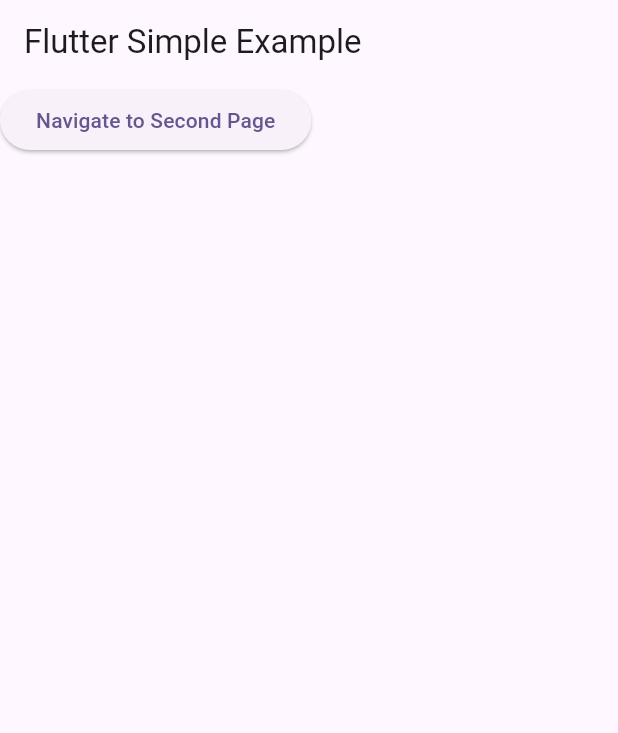
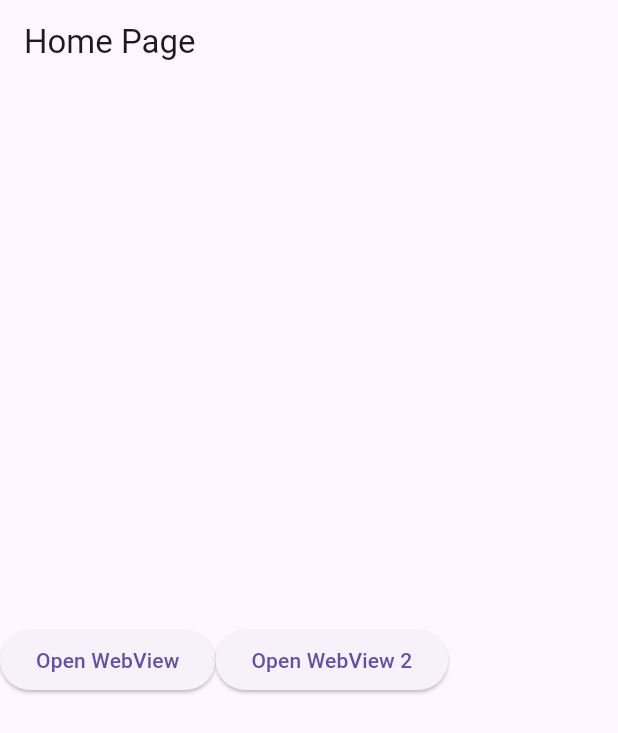
Before and after one commit to ETdan/msa, a Flutter app: the screen it shows after launch, on a phone screen of 412 x 824 dp. Shown: the top 733 px of the screen. Run offline on Flutter 3.47's test engine with Material 3 defaults, Android fonts, the phone set to English and light mode, and no system bars; our stand-ins replace webview_flutter.

Commit message:
working page need modification to work with differet url's

```diff
--- /dev/null
+++ b/lib/home_page.dart
@@ -0,0 +1,41 @@
+import 'package:flutter/material.dart';
+
+class HomePage extends StatelessWidget {
+  const HomePage({Key? key}) : super(key: key);
+
+  void _openWebView(BuildContext context, String initialUrl) {
+    Navigator.pushNamed(context, '/webview',
+        arguments: {'initialUrl': initialUrl});
+  }
+
+  @override
+  Widget build(BuildContext context) {
+    return Scaffold(
+      appBar: AppBar(title: const Text('Home Page')),
+      body: Center(
+        child: Row(
+          children: [
+            ElevatedButton(
+              onPressed: () {
+                Navigator.pushNamed(context, '/webview', arguments: {
+                  'initialUrl': "https://vidsrc.to/embed/movie/872585"
+                });
+                // _openWebView(context, "https://vidsrc.to/embed/movie/872585");
+              },
+              child: const Text('Open WebView'),
+            ),
+            ElevatedButton(
+              onPressed: () {
+                // _openWebView(context, "https://vidsrc.to/embed/movie/787699");
+                Navigator.pushNamed(context, '/webview2', arguments: {
+                  'initialUrl': "https://vidsrc.to/embed/movie/787699"
+                });
+              },
+              child: const Text('Open WebView 2'),
+            ),
+          ],
+        ),
+      ),
+    );
+  }
+}
--- a/lib/main.dart
+++ b/lib/main.dart
@@ -1,31 +1,28 @@
-import 'dart:math';
-
 import 'package:flutter/material.dart';
-import 'package:vid/web_view_page.dart';
+import 'package:vid/home_page.dart';
+import 'package:vid/movie_page.dart';
 
 void main() {
   runApp(const MyApp());
 }
 
 class MyApp extends StatelessWidget {
-  const MyApp({super.key});
+  const MyApp({Key? key}) : super(key: key);
 
-  // This widget is the root of your application.
   @override
   Widget build(BuildContext context) {
     return MaterialApp(
-        debugShowCheckedModeBanner: false,
-        title: 'Flutter Demo',
-        theme: ThemeData(
-          colorScheme: ColorScheme.fromSeed(seedColor: Colors.deepPurple),
-          useMaterial3: true,
-        ),
-        home: Scaffold(
-            appBar: AppBar(title: const Text('Flutter Simple Example')),
-            body: const WebViewPage())
-        // home: VideoPlayerScreen(
-        //   videoUrl: 'https://vidsrc.to/embed/movie/872585',
-        // ),
-        );
+      debugShowCheckedModeBanner: false,
+      initialRoute: '/',
+      routes: {
+        '/': (context) => const HomePage(),
+        '/webview': (context) => const WebViewPage(
+              initialUrl: "https://vidsrc.to/embed/movie/787699",
+            ),
+        // '/webview2': (context) => WebViewPage(
+        //       initialUrl: "https://vidsrc.to/embed/movie/872585",
+        //     ),
+      },
+    );
   }
 }
--- a/lib/web_view_page.dart
+++ /dev/null
@@ -1,47 +0,0 @@
-import 'dart:async';
-
-import 'package:flutter/material.dart';
-import 'package:webview_flutter/webview_flutter.dart';
-
-class WebViewPage extends StatefulWidget {
-  const WebViewPage({super.key});
-
-  @override
-  State<WebViewPage> createState() => WebViewPageState();
-}
-
-// const html_string ='<iframe width="420" height="345" src="https://vidsrc.to/embed/movie/872585"></iframe>';
-
-class WebViewPageState extends State<WebViewPage> {
-  final controller = WebViewController()
-    ..setJavaScriptMode(JavaScriptMode.unrestricted)
-    // ..loadHtmlString(html_string);
-    ..loadRequest(
-      // Uri.parse("https://vidsrc.to/embed/movie/tt17048514"),
-      Uri.parse("https://vidsrc.to/embed/movie/872585"),
-      headers: {
-        'User-Agent':
-            'Mozilla/5.0 (Windows NT 10.0; Win64; x64) AppleWebKit/537.36 (KHTML, like Gecko) Chrome/91.0.4472.124 Safari/537.36'
-      },
-    );
-
-  // ..loadRequest(Uri.parse("https://www.google.com/"));
-  // ..loadRequest(Uri.parse("https://fmoviesz.to/tv/the-big-bang-theory-jjq14/2-6"));
-  // ..loadHtmlString(html_string);
-  @override
-  Widget build(BuildContext context) {
-    return Scaffold(
-      body: ElevatedButton(
-        onPressed: () {
-          // Navigate to the second page
-          Navigator.push(
-            context,
-            MaterialPageRoute(
-                builder: (context) => WebViewWidget(controller: controller)),
-          );
-        },
-        child: Text('Navigate to Second Page'),
-      ),
-    );
-  }
-}
```
Also changed, not shown: lib/movie_page.dart (added, +133 -0 lines).
